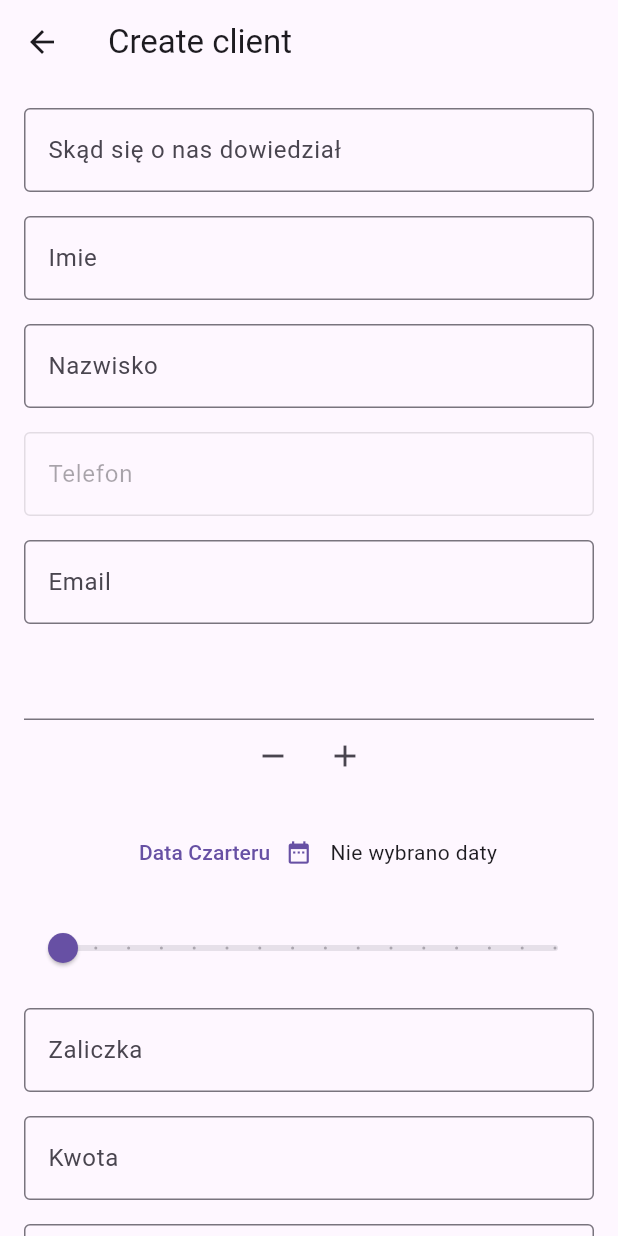
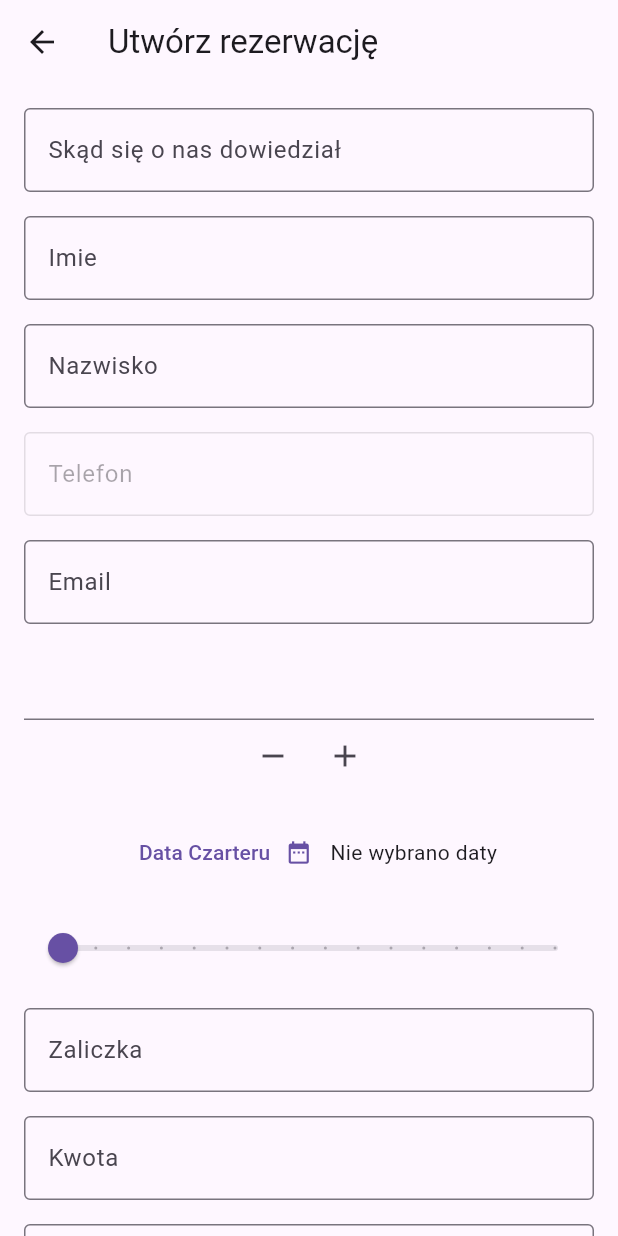
Before and after one commit to M-44ks/db_info, a Flutter app: the screen it shows after launch, in the side drawer, after a tap on "Utwórz rezerwację", on a phone screen of 412 x 824 dp. Run offline on Flutter 3.47's test engine with Material 3 defaults, Android fonts, the light colour scheme and no system bars; our stand-ins replace cloud_firestore, firebase_core; accounts and stored records are empty.

Commit message:
Renaming AppBar title

```diff
--- a/lib/screens/create_reservation_screen.dart
+++ b/lib/screens/create_reservation_screen.dart
@@ -9,7 +9,7 @@ class CreateReservationScreen extends StatelessWidget {
   Widget build(BuildContext context) =>
       Scaffold(
         appBar: AppBar(
-          title: const Text('Create client'),
+          title: const Text('Utwórz rezerwację'),
         ),
         body: Center(
           child: ListView(
--- a/lib/screens/get_clients_screen.dart
+++ b/lib/screens/get_clients_screen.dart
@@ -13,7 +13,7 @@ class _GetClientsScreenState extends State<GetClientsScreen> {
   @override
   Widget build(BuildContext context) => Scaffold(
         appBar: AppBar(
-          title: const Text('Clients'),
+          title: const Text('Rezerwacje'),
         ),
         body: const SafeArea(
             child: Column(
```
